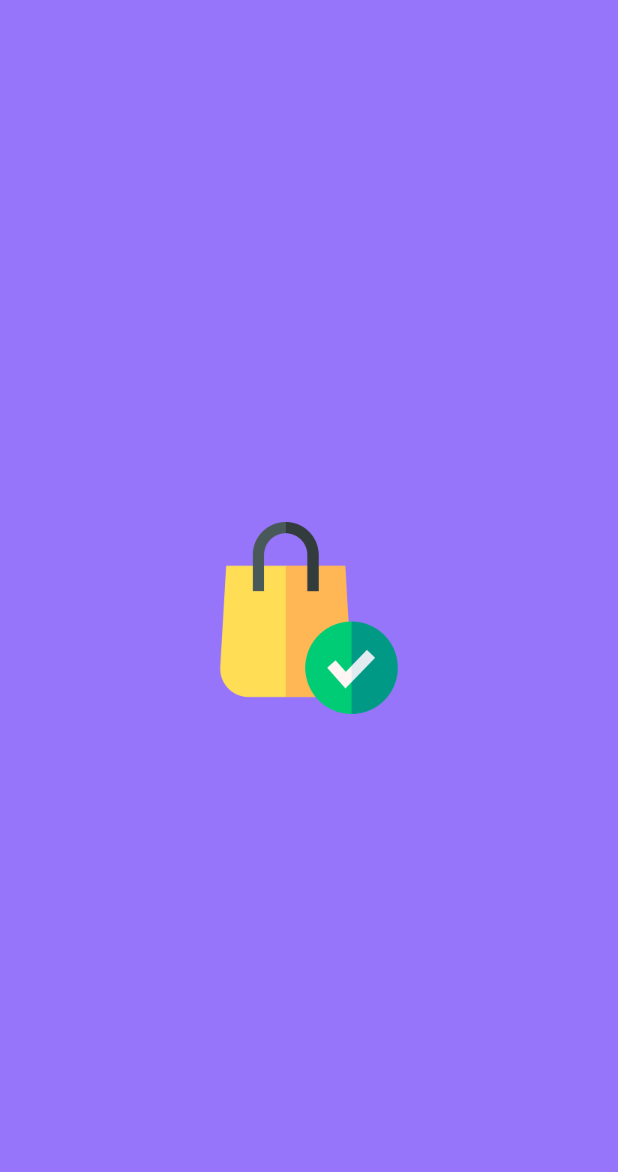
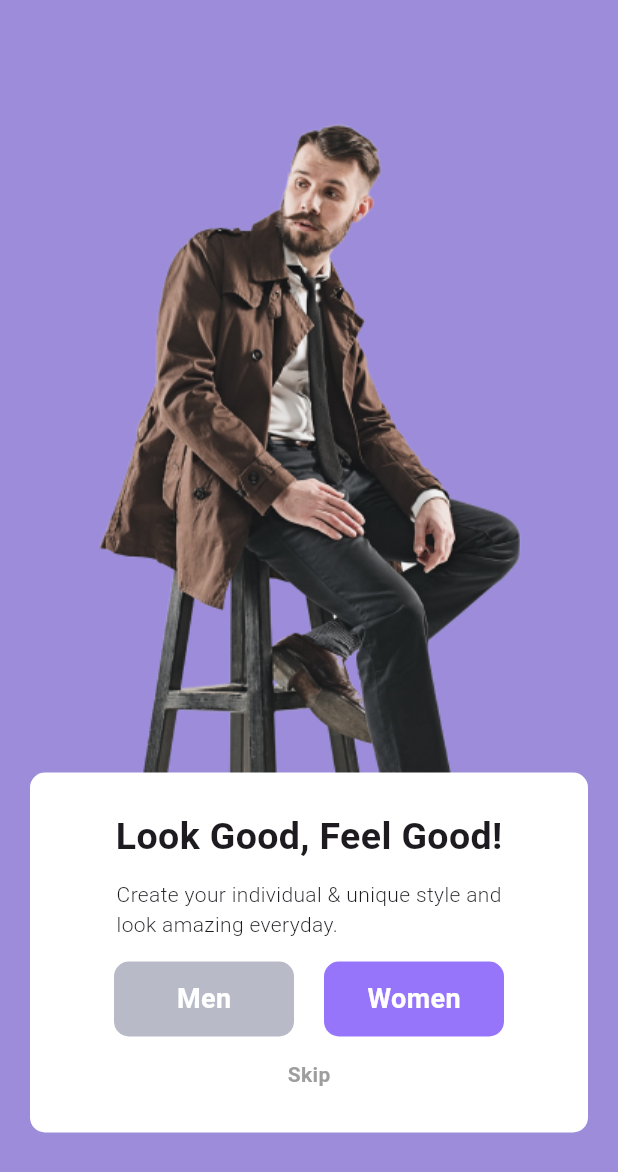
Before and after one commit to shahriar00/Choice, a Flutter app: the screen it shows after launch, on a phone screen of 412 x 824 dp. Shown: the top 1172 px of the screen. Run offline on Flutter 3.47's test engine with Material 3 defaults, Android fonts, the phone set to English and light mode, and no system bars; our stand-ins replace get; Roboto replaces fonts that are missing (Ubuntu).

Commit message:
splash screen and landing page design

```diff
--- a/lib/main.dart
+++ b/lib/main.dart
@@ -1,4 +1,4 @@
-import 'package:choice/view/landing_page.dart';
+import 'package:choice/view/splash_screen.dart';
 import 'package:flutter/material.dart';
 
 void main() {
@@ -16,7 +16,7 @@ class MyApp extends StatelessWidget {
         colorScheme: ColorScheme.fromSeed(seedColor: Colors.deepPurple),
         useMaterial3: true,
       ),
-      home: const LandingPage(),
+      home: const SplashScreen(),
     );
   }
 }
--- /dev/null
+++ b/lib/utils/dimensions.dart
@@ -0,0 +1,47 @@
+import 'package:get/get.dart';
+
+class Dimensions {
+  static double fontSizeExtraSmall = Get.context!.width >= 1300 ? 14 : 12;
+  static double fontSizeSmall = Get.context!.width >= 1300 ? 16 : 12;
+  static double fontSizeDefault = Get.context!.width >= 1300 ? 18 : 14;
+  static double fontSizeLarge = Get.context!.width >= 1300 ? 20 : 16;
+  static double fontSizeExtraLarge = Get.context!.width >= 1300 ? 20 : 18;
+  static double fontSizeOverLarge = Get.context!.width >= 1300 ? 28 : 24;
+  static double fontSizeForReview = Get.context!.width >= 1300 ? 36 : 36;
+
+  static const double paddingSizeMint = 2.0;
+  static const double paddingSizeExtraSmall = 5.0;
+  static const double paddingSizeRadius = 8.0;
+  static const double paddingSizeSmall = 10.0;
+  static const double paddingSizeDefault = 15.0;
+  static const double paddingSizeLarge = 20.0;
+  static const double paddingSizeExtraLarge = 25.0;
+  static const double paddingSizeLargeThirty = 30.0;
+  static const double paddingSizeExtraMoreLarge = 40.0;
+  static const double paddingSizeExtraMoreMoreLarge = 45.0;
+  static const double paddingSizeDoubleExtraLarge = 50.0;
+  static const double paddingSizeDoubleDoubleExtraLarge = 60.0;
+
+
+  static const double statusButtonHeight = 30.0;
+  static const double statusButtonWeight = 75.0;
+  static const double imageSize = 50.0;
+  static const double editIconSize = 20.0;
+  static const double uploadFileSize = 140.0;
+  static const double buttonSize = 50.0;
+  static const double radiusSmall = 5.0;
+  static const double radiusDefault = 10.0;
+  static const double radiusLarge = 15.0;
+  static const double radiusExtraLarge = 20.0;
+  static const double radiusExtraMoreLarge = 50.0;
+  static const double webMaxWidth = 1170;
+  static const double iconSize = 40;
+  static const double iconSizeMedium = 30;
+  static const double iconSizeSmall = 18;
+  static const double iconSizeDefault = 24;
+  static const double textFieldSize = 50;
+  static const double headerRowHeight =45;
+  static const double containerHeight =80;
+  static const double tableImageSize =40;
+
+}
--- /dev/null
+++ b/lib/utils/style.dart
@@ -0,0 +1,23 @@
+import 'package:flutter/material.dart';
+
+const ubuntuLight = TextStyle(
+  fontFamily: 'Ubuntu',
+  fontWeight: FontWeight.w300,
+);
+
+
+const ubuntuRegular = TextStyle(
+  fontFamily: 'Ubuntu',
+  fontWeight: FontWeight.w400,
+);
+
+const ubuntuMedium = TextStyle(
+  fontFamily: 'Ubuntu',
+  fontWeight: FontWeight.w500,
+
+);
+
+const ubuntuBold = TextStyle(
+  fontFamily: 'Ubuntu',
+  fontWeight: FontWeight.w700,
+);
--- a/lib/view/landing_page.dart
+++ b/lib/view/landing_page.dart
@@ -1,3 +1,5 @@
+import 'package:choice/utils/dimensions.dart';
+import 'package:choice/utils/style.dart';
 import 'package:flutter/material.dart';
 
 class LandingPage extends StatefulWidget {
@@ -11,9 +13,79 @@ class _LandingPageState extends State<LandingPage> {
   @override
   Widget build(BuildContext context) {
     return Scaffold(
-      backgroundColor: Color(0xFF9775FA),
+      backgroundColor: Color(0xFF9C8CDA),
       body: Container(
-        child: Center(child: Image.asset("images/shopping-bag.png",scale: 4,)),
+        child: Stack(
+          children: [
+            Center(child: Image.asset("images/men.png")),
+            Container(
+              margin: EdgeInsets.only(
+                  top: MediaQuery.of(context).size.height / 1.6,
+                  left: Dimensions.paddingSizeLarge,
+                  right: Dimensions.paddingSizeLarge),
+              height: 240,
+              width: MediaQuery.of(context).size.width,
+              decoration: BoxDecoration(
+                  color: Colors.white, borderRadius: BorderRadius.circular(10)),
+              child: Column(
+                children: [
+                const  SizedBox(
+                    height: Dimensions.paddingSizeExtraLarge,
+                  ),
+                const  Text(
+                    "Look Good, Feel Good!",
+                    style: TextStyle(fontSize: 25, fontWeight: FontWeight.bold),
+                  ),
+                const  SizedBox(
+                    height: Dimensions.paddingSizeSmall,
+                  ),
+                 const Text(
+                    "Create your individual & unique style and\nlook amazing everyday.",
+                    style: ubuntuLight,
+                  ),
+                const  SizedBox(
+                    height: Dimensions.paddingSizeDefault,
+                  ),
+                  Padding(
+                    padding: const EdgeInsets.only(left: 20, right: 20),
+                    child: Row(
+                      mainAxisAlignment: MainAxisAlignment.center,
+                      children: [
+                        CustomButton(Color.fromARGB(255, 184, 187, 199), "Men"),
+                       const SizedBox(
+                          width: 20,
+                        ),
+                        CustomButton(Color(0XFF9775FA), "Women")
+                      ],
+                    ),
+                  ),
+
+                  const SizedBox(height: Dimensions.paddingSizeDefault,),
+                  const Text("Skip",style: TextStyle(color: Colors.grey,fontWeight: FontWeight.bold),)
+                ],
+              ),
+            ),
+          ],
+        ),
+      ),
+    );
+  }
+
+  Widget CustomButton(Color color, String text) {
+    return Container(
+      height: 50,
+      width: 120,
+      decoration:
+          BoxDecoration(color: color, borderRadius: BorderRadius.circular(10)),
+      child: Padding(
+        padding: const EdgeInsets.all(10.0),
+        child: Center(
+          child: Text(
+            text,
+            style:const TextStyle(
+                fontSize: 18, fontWeight: FontWeight.bold, color: Colors.white),
+          ),
+        ),
       ),
     );
   }
--- a/pubspec.yaml
+++ b/pubspec.yaml
@@ -35,6 +35,7 @@ dependencies:
   # The following adds the Cupertino Icons font to your application.
   # Use with the CupertinoIcons class for iOS style icons.
   cupertino_icons: ^1.0.2
+  get: ^4.6.6
 
 dev_dependencies:
   flutter_test:
```
Also changed, not shown: lib/components/custom_button.dart (added, +53 -0 lines), lib/view/splash_screen.dart (added, +44 -0 lines), images/men.png (added), pubspec.lock.
